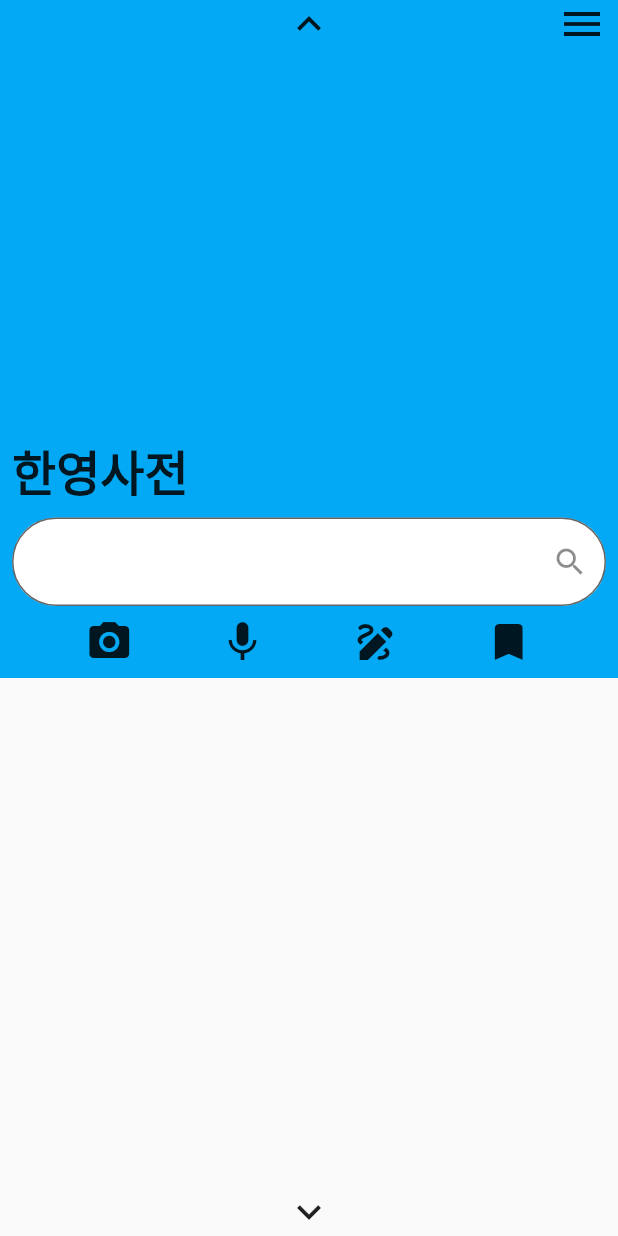
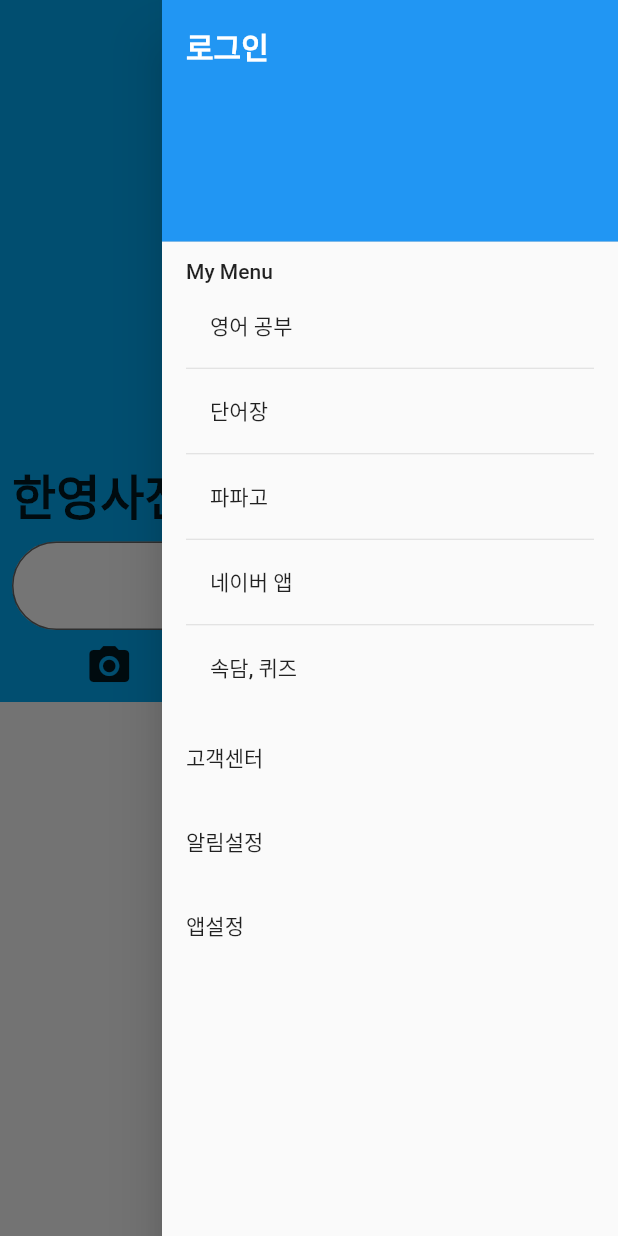
Before and after one commit to termsigening97/flutter_hci, a Flutter app: the screen it shows after launch, with the side drawer open (before the commit the screen has no drawer), on a phone screen of 412 x 824 dp. Run offline on Flutter 3.47's test engine with Material 2 defaults, Android fonts, the phone set to English and light mode, and no system bars.

Commit message:
Finished except Vocabulary

```diff
--- a/lib/main.dart
+++ b/lib/main.dart
@@ -16,6 +16,101 @@ class MyApp extends StatelessWidget {
   @override
   Widget build(BuildContext context) {
     return Scaffold(
+      endDrawer: Drawer(
+        child: ListView(
+          padding: EdgeInsets.zero,
+          children: <Widget>[
+            const DrawerHeader(
+              decoration: BoxDecoration(
+                color: Colors.blue,
+              ),
+              child: Column(
+                crossAxisAlignment: CrossAxisAlignment.start,
+                children: [
+                  Text(
+                    '로그인',
+                    style: TextStyle(
+                      color: Colors.white,
+                      fontSize: 20,
+                      fontWeight: FontWeight.bold,
+                    ),
+                  ),
+                ],
+              ),
+            ),
+            ListTile(
+              title: Column(
+                  crossAxisAlignment: CrossAxisAlignment.start,
+                  children: [
+                    const Text('My Menu'),
+                    ListTile(
+                      title: const Text('영어 공부'),
+                      onTap: () {
+                        // Handle 영어 공부 tap
+                      },
+                    ),
+                    const Divider(
+                      height: 1,
+                    ),
+                    ListTile(
+                      title: const Text('단어장'),
+                      onTap: () {
+                        // Handle 단어장 tap
+                      },
+                    ),
+                    const Divider(
+                      height: 1,
+                    ),
+                    ListTile(
+                      title: const Text('파파고'),
+                      onTap: () {
+                        // Handle 파파고 tap
+                      },
+                    ),
+                    const Divider(
+                      height: 1,
+                    ),
+                    ListTile(
+                      title: const Text('네이버 앱'),
+                      onTap: () {
+                        // Handle 네이버 앱 tap
+                      },
+                    ),
+                    const Divider(
+                      height: 1,
+                    ),
+                    ListTile(
+                      title: const Text('속담, 퀴즈'),
+                      onTap: () {
+                        // Handle 속담, 퀴즈 tap
+                      },
+                    ),
+                  ]),
+              onTap: () {
+                // Handle My Menu tap
+              },
+            ),
+            ListTile(
+              title: const Text('고객센터'),
+              onTap: () {
+                // Handle 고객센터 tap
+              },
+            ),
+            ListTile(
+              title: const Text('알림설정'),
+              onTap: () {
+                // Handle 알림설정 tap
+              },
+            ),
+            ListTile(
+              title: const Text('앱설정'),
+              onTap: () {
+                // Handle 앱설정 tap
+              },
+            ),
+          ],
+        ),
+      ),
       body: Column(children: [
         Container(
           color: Colors.lightBlue,
@@ -30,7 +125,14 @@ class MyApp extends StatelessWidget {
                       alignment: Alignment.centerRight,
                       child: Container(
                           padding: const EdgeInsets.only(right: 8.0),
-                          child: const Icon(Icons.menu, size: 32))),
+                          child: Builder(builder: (context) {
+                            return IconButton(
+                              icon: const Icon(Icons.menu, size: 32),
+                              onPressed: () {
+                                Scaffold.of(context).openEndDrawer();
+                              },
+                            );
+                          }))),
                 ])),
             Container(
                 alignment: Alignment.centerLeft,
--- a/lib/search.dart
+++ b/lib/search.dart
@@ -45,11 +45,15 @@ class SearchScreen extends StatelessWidget {
                     height: 30,
                     child: Align(
                         alignment: Alignment.centerLeft,
-                        child: Text(
+                        child: Row(children: [
+                          const Icon(Icons.history, color: Colors.white70),
+                          const SizedBox(width: 10),
+                          Text(
                             entries[index],
                             style: const TextStyle(
                                 fontSize: 18, color: Colors.white70),
-                        ))),
+                          )
+                        ]))),
                 separatorBuilder: (context, index) =>
                     const Divider(height: 10, thickness: 1),
               ),
--- /dev/null
+++ b/lib/voca.dart
@@ -0,0 +1,15 @@
+import 'package:flutter/material.dart';
+
+class Menu extends StatefulWidget {
+  const Menu({Key? key}) : super(key: key);
+
+  @override
+  State<Menu> createState() => _MenuState();
+}
+
+class _MenuState extends State<Menu> {
+  @override
+  Widget build(BuildContext context) {
+    return const Placeholder();
+  }
+}
```
Lines whose indentation alone changed are shown as unchanged.
